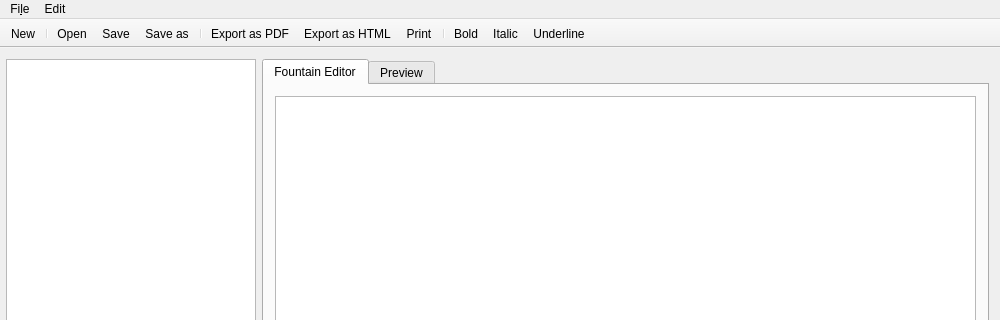
Qt form mainwindow.ui (Aztorius/magicfountain) before a commit; both pictures show x 0 to 1000 and y 0 to 320 of the 1000 by 560 pixel window.
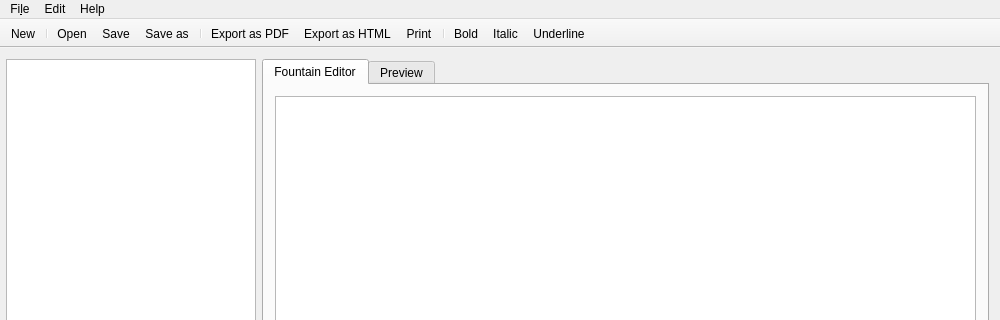
The same form after that commit. Icons and pictures are not drawn.

Commit message: Add Fountain Syntax link, About Qt and About Magic Fountain

What changed in the file:
```diff
--- a/mainwindow.ui
+++ b/mainwindow.ui
@@ -138,8 +138,17 @@
     <addaction name="actionItalic"/>
     <addaction name="actionUnderline"/>
    </widget>
+   <widget class="QMenu" name="menuHelp">
+    <property name="title">
+     <string>Help</string>
+    </property>
+    <addaction name="actionFountain_Syntax"/>
+    <addaction name="actionAbout_Qt"/>
+    <addaction name="actionAbout_Magic_Fountain"/>
+   </widget>
    <addaction name="menuFile"/>
    <addaction name="menuEdit"/>
+   <addaction name="menuHelp"/>
   </widget>
   <widget class="QStatusBar" name="statusBar"/>
   <widget class="QToolBar" name="toolBar">
```
Left out of the diff: 15 changed lines with no effect on the pictures. The commit also changes 2 other files.
